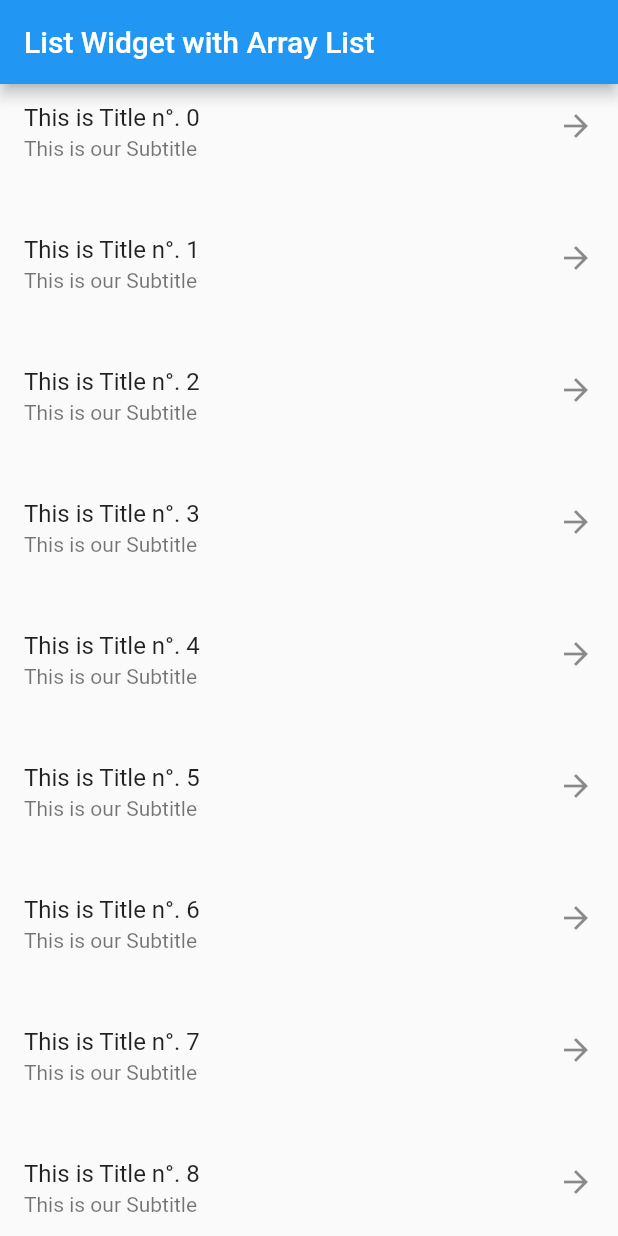
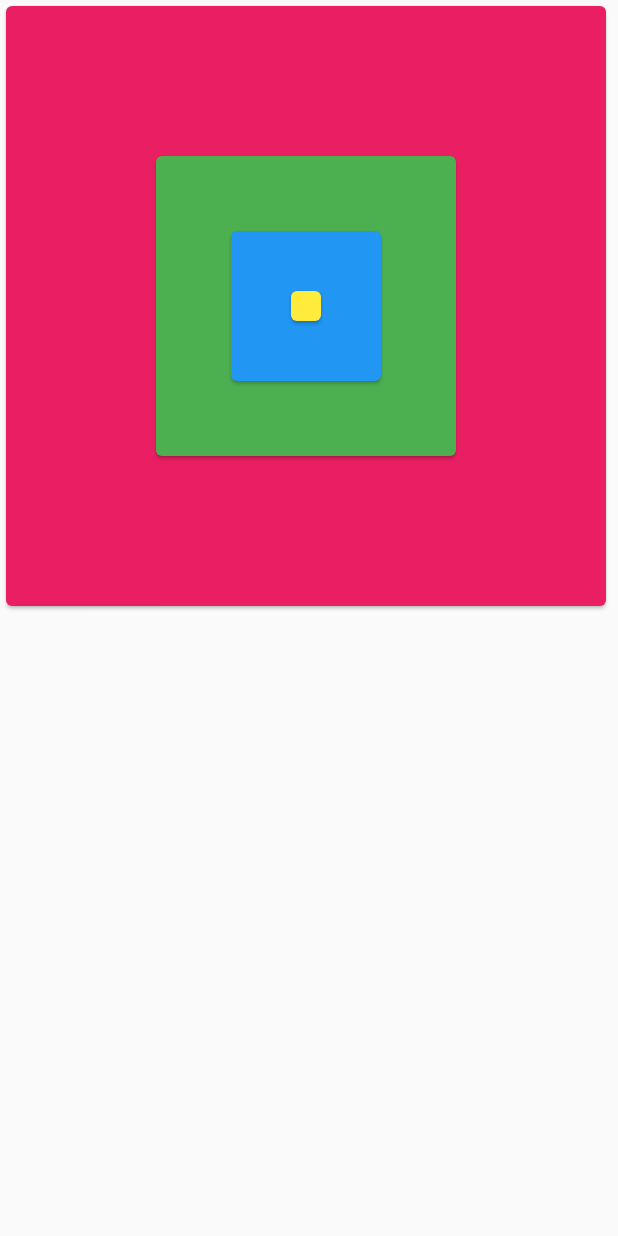
Before and after one commit to medsedki/First-Flutter-App, a Flutter app: the screen it shows after launch, on a phone screen of 412 x 824 dp. Run offline on Flutter 3.47's test engine with Material 2 defaults, Android fonts, the phone set to English and light mode, and no system bars.

Commit message:
Test Stack

```diff
--- a/lib/main.dart
+++ b/lib/main.dart
@@ -27,7 +27,10 @@ void main() {
   //runApp(new MaterialApp(home: new ApplicationListWidget()));
 
   //Test List Widget-Array List
-  runApp(new MaterialApp(home: new ApplicationListWidget2()));
+  //runApp(new MaterialApp(home: new ApplicationListWidget2()));
+
+  //Test ApplicationStack
+  runApp(new MaterialApp(home: new ApplicationStack()));
 }
 
 class MyApp extends StatelessWidget {
@@ -322,3 +325,40 @@ class _ApplicationState2 extends State<ApplicationListWidget2> {
             }));
   }
 }
+
+//Test Stack
+class ApplicationStack extends StatefulWidget {
+  @override
+  _ApplicationStack createState() => new _ApplicationStack();
+}
+
+class _ApplicationStack extends State<ApplicationStack> {
+  Widget build(BuildContext context) {
+    return new Scaffold(
+        body: new Stack(
+      alignment: Alignment.center,
+      children: <Widget>[
+        new Card(
+            color: Colors.pink,
+            child: new Padding(
+              padding: const EdgeInsets.all(200.0),
+            )),
+        new Card(
+            color: Colors.green,
+            child: new Padding(
+              padding: const EdgeInsets.all(100.0),
+            )),
+        new Card(
+            color: Colors.blue,
+            child: new Padding(
+              padding: const EdgeInsets.all(50.0),
+            )),
+        new Card(
+            color: Colors.yellow,
+            child: new Padding(
+              padding: const EdgeInsets.all(10.0),
+            )),
+      ],
+    ));
+  }
+}
```
Also changed, not shown: images/stack.png (added), 1 other file.
